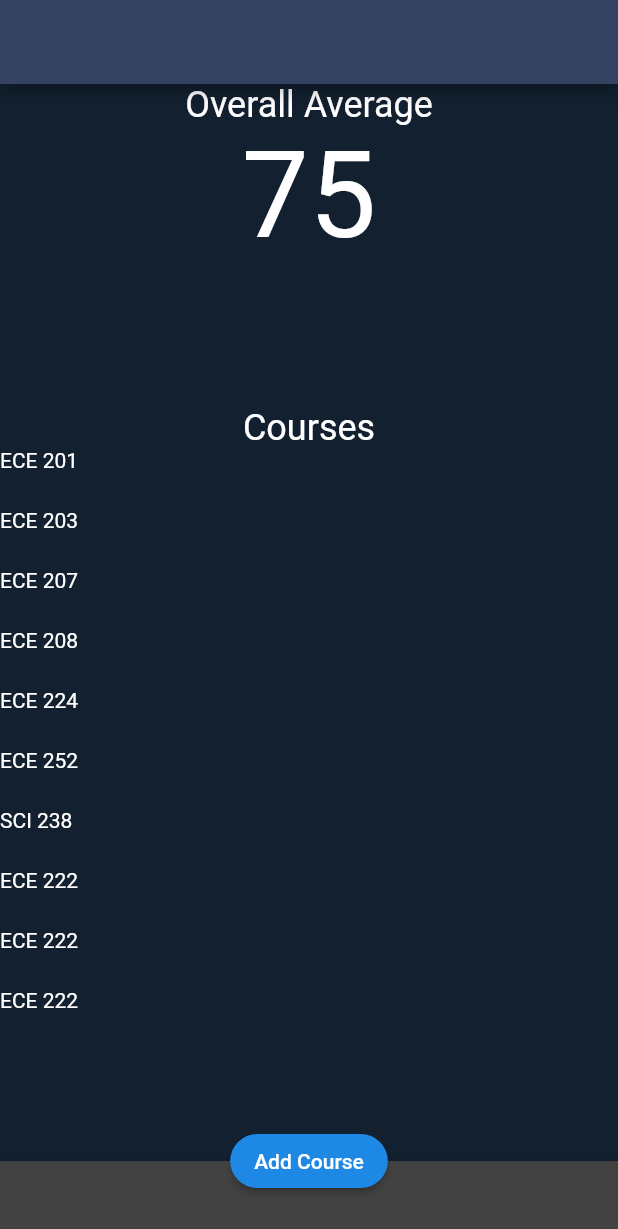
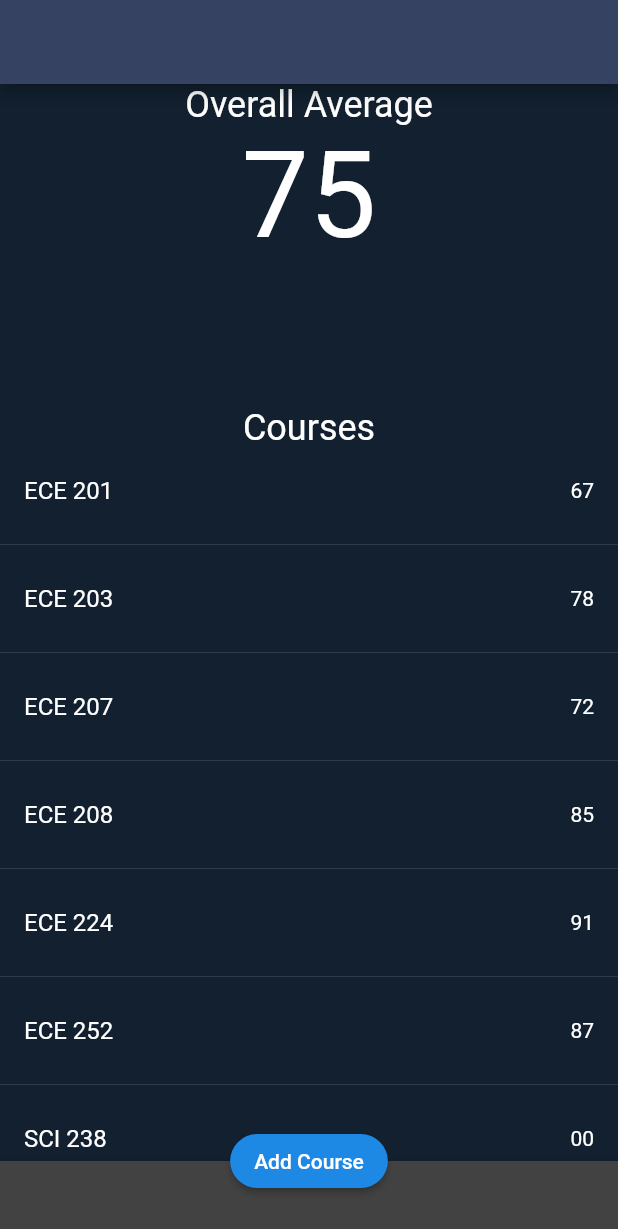
Before and after one commit to AnthonyH93/Tracademic, a Flutter app: the screen it shows after launch, on a phone screen of 412 x 824 dp. Shown: the top 1229 px of the screen. Run offline on Flutter 3.47's test engine with Material 2 defaults, Android fonts, the phone set to English and light mode, and no system bars; missing offline and left inert: draw_graph.

Commit message:
Replaced containers in Listview with InkWells

```diff
--- a/tracademic_app/lib/Courses.dart
+++ b/tracademic_app/lib/Courses.dart
@@ -9,6 +9,7 @@ class CoursesPage extends StatefulWidget {
 class _CoursesPageState extends State<CoursesPage> {
   @override
   final List<String> courses = <String>['ECE 201', 'ECE 203', 'ECE 207', 'ECE 208', 'ECE 224', 'ECE 252', 'SCI 238', 'ECE 222', 'ECE 222', 'ECE 222'];
+  final List<String> courses_grades = <String>['67', '78', '72', '85', '91', '87', '00', '00', '00', '00'];
   Widget build(BuildContext context) {
     Widget averageSection = Container(
       height: 215,
@@ -20,14 +21,20 @@ class _CoursesPageState extends State<CoursesPage> {
       ),
     );
     Widget coursesSection = Container(
-      child: ListView.builder(
+      child: ListView.separated(
         itemCount: courses.length,
         itemBuilder: (BuildContext context, int index) {
-          return Container(
-              height: 40,
-              child: Text('${courses[index]}')
+          return InkWell(
+            onTap: () {
+              print('${courses[index]}');
+            },
+            child: ListTile(
+              title: Text('${courses[index]}'),
+              trailing: Text('${courses_grades[index]}'),
+            ),
           );
         },
+        separatorBuilder: (BuildContext context, int index) => const Divider(),
       ),
     );
     return new Scaffold(
```
